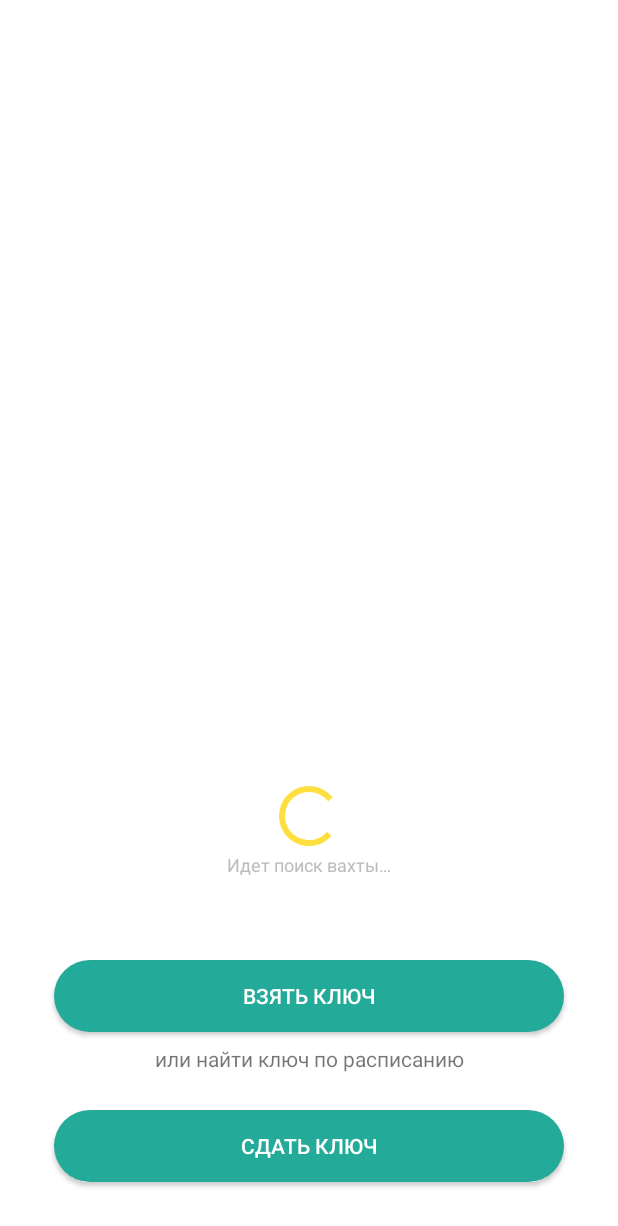
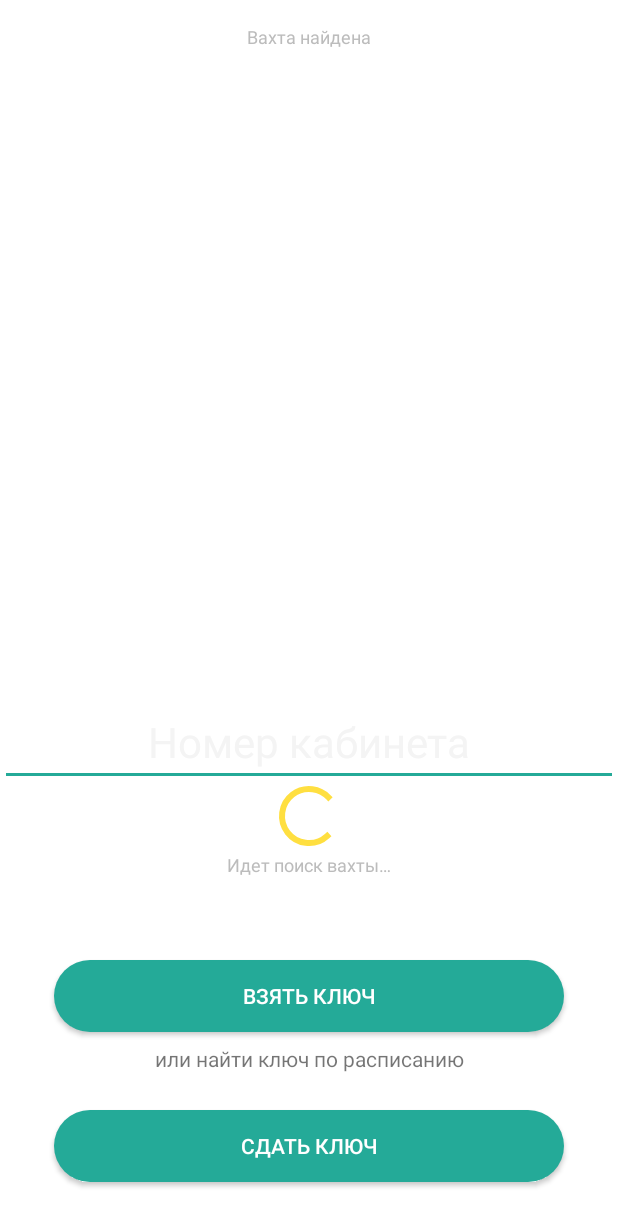
Before and after one commit to rigo-ptz/DoorsApp, an Android app: the layout activity_main.xml on its own in the app's theme, with its tools: preview values and no code run, on a phone screen of 412 x 824 dp. Shown: the top 1226 px of the screen. Run offline under Robolectric (Android 15) with nearby library versions, the phone set to English and light mode, and no system bars.

```diff
--- a/app/src/main/AndroidManifest.xml
+++ b/app/src/main/AndroidManifest.xml
@@ -2,6 +2,7 @@
     package="com.jollypanda.petrsudoors"
     xmlns:android="http://schemas.android.com/apk/res/android">
 
+    <uses-permission android:name="android.permission.INTERNET" />
     <uses-permission android:name="android.permission.BLUETOOTH" />
     <uses-permission android:name="android.permission.BLUETOOTH_ADMIN" />
     <uses-permission android:name="android.permission.ACCESS_WIFI_STATE" />
@@ -35,6 +36,7 @@
 
         <activity
             android:name=".ui.main.MainActivity"
+            android:windowSoftInputMode="adjustResize"
             android:screenOrientation="portrait"/>
     </application>
 </manifest>
--- a/app/src/main/kotlin/com/jollypanda/petrsudoors/data/remote/Api.kt
+++ b/app/src/main/kotlin/com/jollypanda/petrsudoors/data/remote/Api.kt
@@ -15,7 +15,7 @@ import retrofit2.http.POST
  */
 interface Api {
 
-    @POST("user/authorize/")
+    @POST("user/authorize")
     fun authUser(@Body authRequest: AuthRequest): Single<Response<AuthResponse>>
 
     @DELETE("user/logout")
--- a/app/src/main/res/layout/activity_login_content.xml
+++ b/app/src/main/res/layout/activity_login_content.xml
@@ -60,7 +60,7 @@
                 android:layout_width="match_parent"
                 android:layout_height="wrap_content"
                 android:hint="@string/hint_pin_code"
-                android:text="@={credentials.email}"
+                android:text="@={credentials.pinCode}"
                 style="@style/EditText"/>
         </android.support.design.widget.TextInputLayout>
 
--- a/app/src/main/res/layout/activity_main.xml
+++ b/app/src/main/res/layout/activity_main.xml
@@ -5,6 +5,7 @@
     xmlns:tools="http://schemas.android.com/tools">
     <data>
         <import type="android.view.View"/>
+        <variable name="isLookoutFound" type="Boolean"/>
         <variable name="showProgress" type="Boolean"/>
         <variable name="view" type="com.jollypanda.petrsudoors.ui.main.MainActivity"/>
     </data>
@@ -13,6 +14,33 @@
         android:layout_width="match_parent"
         android:layout_height="match_parent"
         android:background="@android:color/white">
+        <TextView
+            android:layout_width="wrap_content"
+            android:layout_height="wrap_content"
+            android:layout_marginTop="@dimen/dp16"
+            app:layout_constraintTop_toTopOf="parent"
+            app:layout_constraintStart_toStartOf="parent"
+            app:layout_constraintEnd_toEndOf="parent"
+            android:text="@string/hint_lookout_found"
+            android:textSize="@dimen/sp12"
+            android:textColor="@color/grey"
+            android:visibility="@{isLookoutFound == true ? View.VISIBLE : View.GONE}"/>
+
+        <EditText
+            android:id="@+id/etRoomNumber"
+            android:layout_width="match_parent"
+            android:layout_height="wrap_content"
+            app:layout_constraintTop_toTopOf="parent"
+            app:layout_constraintBottom_toBottomOf="parent"
+            app:layout_constraintBottom_toTopOf="@+id/btnGetKeyByNum"
+            app:layout_constraintVertical_bias="0.8"
+            app:layout_constraintEnd_toEndOf="parent"
+            android:gravity="center"
+            android:textSize="@dimen/sp28"
+            android:hint="@string/hint_room_num"
+            style="@style/EditText"
+            android:visibility="@{isLookoutFound == true ? View.VISIBLE : View.GONE}"/>
+
         <Button
             android:id="@+id/btnReturnKey"
             android:layout_width="0dp"
@@ -44,7 +72,6 @@
             android:textColor="@android:color/white"
             android:background="@drawable/bg_btn"
             android:onClick="@{() -> view.getKeyByNum()}"
-            android:enabled="@{!showProgress}"
             tools:enabled="false"/>
 
         <TextView
@@ -83,6 +110,6 @@
             android:text="@string/hint_searching"
             android:textSize="@dimen/sp12"
             android:textColor="@color/grey"
-            android:visibility="@{showProgress == true ? View.VISIBLE : View.GONE}"/>
+            android:visibility="@{showProgress == true &amp;&amp; isLookoutFound == false ? View.VISIBLE : View.GONE}"/>
     </android.support.constraint.ConstraintLayout>
 </layout>
--- a/app/src/main/res/values/dimens.xml
+++ b/app/src/main/res/values/dimens.xml
@@ -8,6 +8,8 @@
     <dimen name="dp52">52dp</dimen>
     <dimen name="dp72">72dp</dimen>
     <dimen name="sp12">12sp</dimen>
+    <dimen name="sp18">18sp</dimen>
+    <dimen name="sp28">28sp</dimen>
 
     <item name="visible" type="id"/>
     <item name="masked" type="id"/>
--- a/app/src/main/res/values/strings.xml
+++ b/app/src/main/res/values/strings.xml
@@ -12,4 +12,6 @@
     <string name="permission_message">Для корректной работы технологии \"Neaby\" приложению требуется доступ к местоположению</string>
     <string name="permission_denied">Для продолжения работы дайте разрешения в настройках</string>
     <string name="hint_searching">Идет поиск вахты…</string>
+    <string name="hint_lookout_found">Вахта найдена</string>
+    <string name="hint_room_num">Номер кабинета</string>
 </resources>
```
Also changed, not shown: app/src/main/kotlin/com/jollypanda/petrsudoors/ui/main/MainActivity.kt (+61 -10 lines), app/src/main/kotlin/com/jollypanda/petrsudoors/ui/main/MainViewModel.kt (+18 -0 lines).
